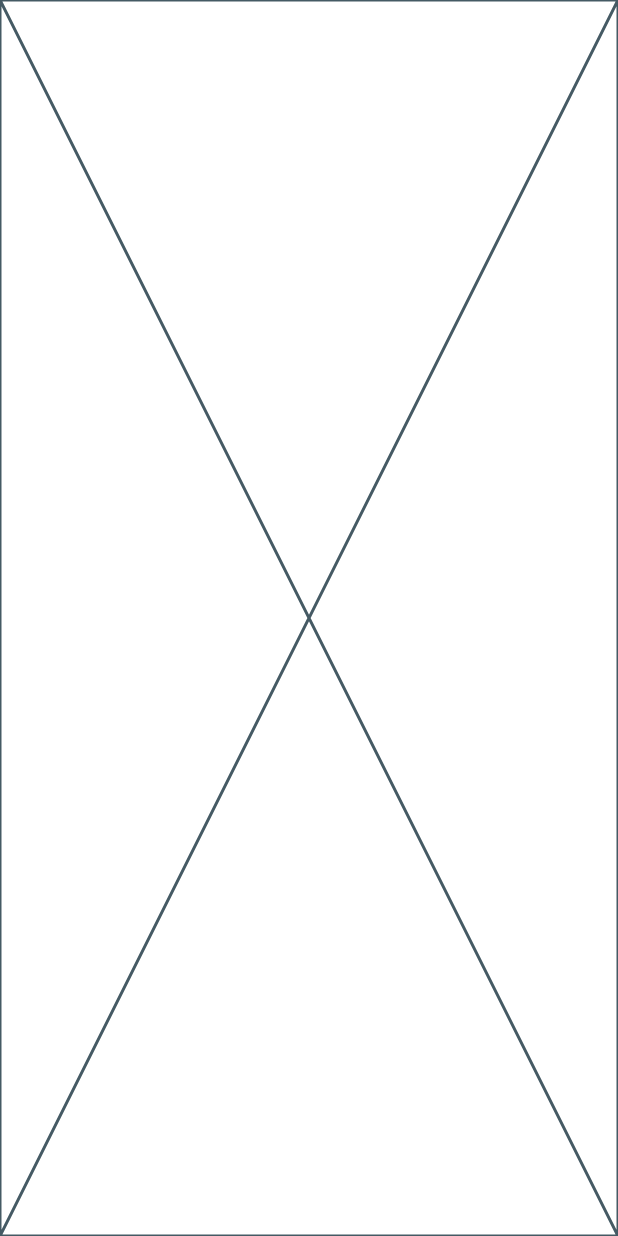
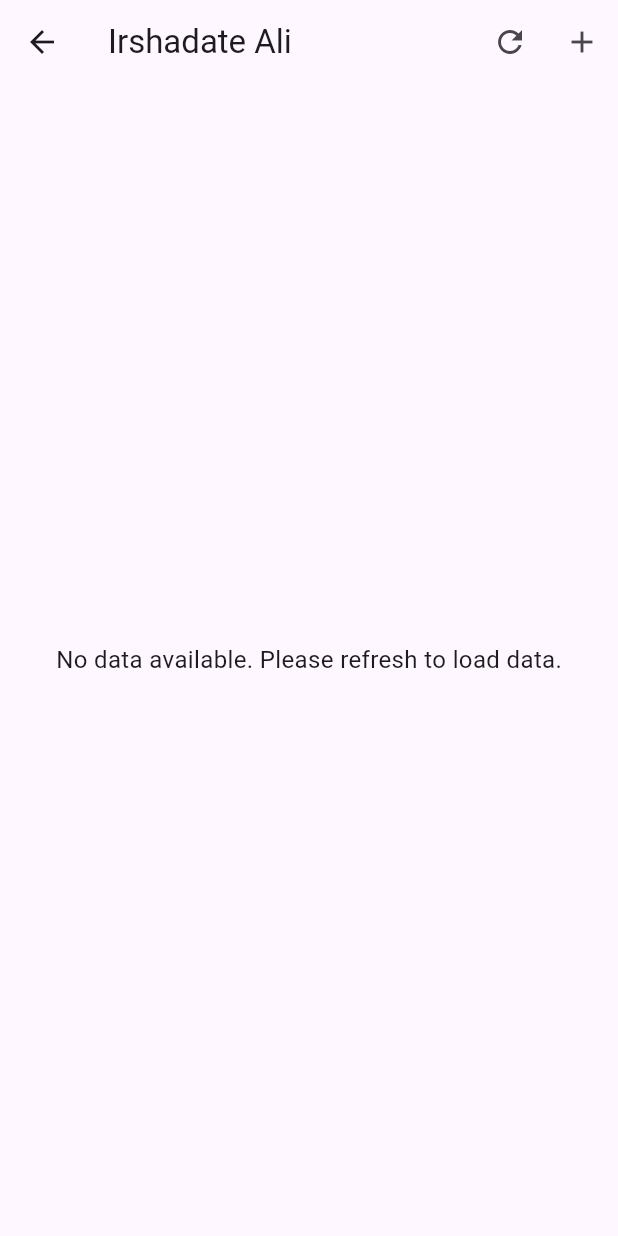
Before and after one commit to shossain786/ilm_ki_khajana, a Flutter app: the screen it shows after launch, after a tap on "DBS", on a phone screen of 412 x 824 dp. Run offline on Flutter 3.47's test engine with Material 3 defaults, Android fonts, the phone set to English and light mode, and no system bars; our stand-ins replace auto_animated, bloc, equatable, flutter_bloc, sqflite; missing offline and left inert: flutter_islamic_icons; accounts and stored records are empty.

Commit message:
new update

```diff
--- a/analysis_options.yaml
+++ b/analysis_options.yaml
@@ -1 +1,4 @@
 include: package:flutter_lints/flutter.yaml
+analyzer:
+  errors:
+    override_on_non_overriding_member: ignore
--- a/lib/main.dart
+++ b/lib/main.dart
@@ -1,18 +1,36 @@
 import 'package:flutter/material.dart';
+import 'package:flutter_bloc/flutter_bloc.dart';
 import 'package:ilm_ki_khajana/modules/home/home.dart';
+import 'package:ilm_ki_khajana/modules/irshadaat/bloc/irshadate_bloc.dart';
+import 'package:ilm_ki_khajana/modules/irshadaat/bloc/irshadate_event.dart';
+import 'package:ilm_ki_khajana/modules/irshadaat/services/database_helper.dart';
+import 'package:ilm_ki_khajana/modules/irshadaat/services/network_service.dart';
 
 void main() {
-  runApp(const MainApp());
+  runApp(MyApp());
 }
 
-class MainApp extends StatelessWidget {
-  const MainApp({super.key});
+class MyApp extends StatelessWidget {
+  final IrshadateDbHelper dbHelper = IrshadateDbHelper();
+  final NetworkService networkService = NetworkService();
+
+  MyApp({super.key});
 
   @override
   Widget build(BuildContext context) {
-    return const MaterialApp(
-      debugShowCheckedModeBanner: false,
-      home: HomeScreen(),
+    return MultiBlocProvider(
+      providers: [
+        BlocProvider<IrshadateBloc>(
+          create: (context) => IrshadateBloc(
+            dbHelper: dbHelper,
+            networkService: networkService,
+          )..add(FetchIrshadate()),
+        ),
+      ],
+      child: const MaterialApp(
+        debugShowCheckedModeBanner: false,
+        home: HomeScreen(),
+      ),
     );
   }
 }
--- a/lib/modules/home/home.dart
+++ b/lib/modules/home/home.dart
@@ -3,7 +3,7 @@ import 'package:auto_animated/auto_animated.dart';
 import 'package:flutter/material.dart';
 import 'package:flutter_islamic_icons/flutter_islamic_icons.dart';
 import 'package:ilm_ki_khajana/error_screen.dart';
-import 'package:ilm_ki_khajana/modules/irshadaat/maula_ali.dart';
+import 'package:ilm_ki_khajana/modules/irshadaat/screens/irshadat_e_maula_ali.dart';
 
 class HomeScreen extends StatelessWidget {
   const HomeScreen({super.key});
@@ -13,7 +13,7 @@ class HomeScreen extends StatelessWidget {
     final items = [
       {
         'icon': Icons.video_library_sharp,
-        'label': 'Tafseer',
+        'label': 'Irshadat',
         'route': '/tafseer'
       },
       {
@@ -54,14 +54,17 @@ class HomeScreen extends StatelessWidget {
     return Scaffold(
       appBar: AppBar(
         title: const Text('Dashbord'),
+        actions: [
+          IconButton(onPressed: () {}, icon: const Icon(Icons.mode_night))
+        ],
       ),
       body: Padding(
         padding: const EdgeInsets.all(16.0),
         child: LiveGrid.options(
           options: const LiveOptions(
-            delay: Duration(milliseconds: 150),
-            showItemInterval: Duration(milliseconds: 150),
-            showItemDuration: Duration(milliseconds: 150),
+            delay: Duration(milliseconds: 100),
+            showItemInterval: Duration(milliseconds: 100),
+            showItemDuration: Duration(milliseconds: 250),
             visibleFraction: 0.05,
             reAnimateOnVisibility: true,
           ),
@@ -77,7 +80,7 @@ class HomeScreen extends StatelessWidget {
               opacity: animation,
               child: SlideTransition(
                 position: Tween<Offset>(
-                  begin: const Offset(0, -0.1),
+                  begin: const Offset(0, -0.3),
                   end: Offset.zero,
                 ).animate(animation),
                 child: _buildGridItem(context, item['icon'] as IconData,
@@ -97,35 +100,35 @@ class HomeScreen extends StatelessWidget {
         switch (route) {
           case '/naat':
             Navigator.push(context,
-                MaterialPageRoute(builder: (context) => const MaulaAli()));
+                MaterialPageRoute(builder: (context) => const IrshadateAliPage()));
             break;
           case '/tafseer':
             Navigator.push(context,
-                MaterialPageRoute(builder: (context) => const MaulaAli()));
+                MaterialPageRoute(builder: (context) => const IrshadateAliPage()));
             break;
           case '/dbs':
             Navigator.push(context,
-                MaterialPageRoute(builder: (context) => const MaulaAli()));
+                MaterialPageRoute(builder: (context) => const IrshadateAliPage()));
             break;
           case '/tasbih':
             Navigator.push(context,
-                MaterialPageRoute(builder: (context) => const MaulaAli()));
+                MaterialPageRoute(builder: (context) => const IrshadateAliPage()));
             break;
           case '/library':
             Navigator.push(
               context,
-              MaterialPageRoute(builder: (context) => const MaulaAli()),
+              MaterialPageRoute(builder: (context) => const IrshadateAliPage()),
             );
             break;
           case '/task':
             Navigator.push(
               context,
-              MaterialPageRoute(builder: (context) => const MaulaAli()),
+              MaterialPageRoute(builder: (context) => const IrshadateAliPage()),
             );
           case '/activity':
             Navigator.push(
               context,
-              MaterialPageRoute(builder: (context) => const MaulaAli()),
+              MaterialPageRoute(builder: (context) => const IrshadateAliPage()),
             );
             break;
           default:
@@ -138,7 +141,7 @@ class HomeScreen extends StatelessWidget {
         children: <Widget>[
           CircleAvatar(
             radius: 30.0,
-            backgroundColor: Colors.black,
+            backgroundColor: const Color.fromARGB(255, 7, 55, 95),
             child: Icon(
               icon,
               size: 30.0,
--- /dev/null
+++ b/lib/modules/irshadaat/bloc/irshadate_bloc.dart
@@ -0,0 +1,66 @@
+import 'package:bloc/bloc.dart';
+import 'package:ilm_ki_khajana/modules/irshadaat/services/database_helper.dart';
+import 'package:ilm_ki_khajana/modules/irshadaat/services/network_service.dart';
+
+import 'irshadate_event.dart';
+import 'irshadate_state.dart';
+
+class IrshadateBloc extends Bloc<IrshadateEvent, IrshadateState> {
+  final IrshadateDbHelper dbHelper;
+  final NetworkService networkService;
+
+  IrshadateBloc({
+    required this.dbHelper,
+    required this.networkService,
+  }) : super(IrshadateInitial()) {
+    // Register event handlers
+    on<FetchIrshadate>(_onFetchIrshadate);
+    on<AddIrshadateEvent>(_onAddIrshadateEvent);
+    on<SyncIrshadate>(_onSyncIrshadate);
+  }
+
+  // Handler for FetchIrshadate event
+  Future<void> _onFetchIrshadate(
+      FetchIrshadate event, Emitter<IrshadateState> emit) async {
+    emit(IrshadateLoading());
+    try {
+      final data = await dbHelper.getAllData(); // Fetch data from DB
+      emit(IrshadateLoaded(data)); // Pass the data to the Loaded state
+    } catch (e) {
+      emit(IrshadateError('Failed to fetch data: ${e.toString()}'));
+    }
+  }
+
+  // Handler for AddIrshadateEvent
+  Future<void> _onAddIrshadateEvent(
+      AddIrshadateEvent event, Emitter<IrshadateState> emit) async {
+    emit(IrshadateLoading());
+    try {
+      // Insert the data into the DB
+      await dbHelper.insertData(
+        content: event.content,
+        category: event.category,
+        date: event.date,
+      );
+      // After insertion, fetch the updated data
+      final updatedData = await dbHelper.getAllData();
+      emit(IrshadateLoaded(updatedData)); // Yield the updated data
+    } catch (e) {
+      emit(IrshadateError('Failed to add data: ${e.toString()}'));
+    }
+  }
+
+  // Handler for SyncIrshadate event
+  Future<void> _onSyncIrshadate(
+      SyncIrshadate event, Emitter<IrshadateState> emit) async {
+    emit(IrshadateLoading());
+    try {
+      // Handle sync logic here (e.g., API call or database sync)
+      // Example:
+      // final syncData = await networkService.fetchData();
+      emit(const IrshadateLoaded([])); // Emit the synced data
+    } catch (e) {
+      emit(IrshadateError('Failed to sync data: ${e.toString()}'));
+    }
+  }
+}
--- /dev/null
+++ b/lib/modules/irshadaat/bloc/irshadate_event.dart
@@ -0,0 +1,27 @@
+import 'package:equatable/equatable.dart';
+
+abstract class IrshadateEvent extends Equatable {
+  const IrshadateEvent();
+
+  @override
+  List<Object> get props => [];
+}
+
+class SyncIrshadate extends IrshadateEvent {}
+
+class AddIrshadateEvent extends IrshadateEvent {
+  final String content;
+  final String category;
+  final String date;
+
+  const AddIrshadateEvent({
+    required this.content,
+    required this.category,
+    required this.date,
+  });
+
+  @override
+  List<Object> get props => [content, category, date];
+}
+
+class FetchIrshadate extends IrshadateEvent {}  // Added the FetchIrshadate event
--- /dev/null
+++ b/lib/modules/irshadaat/bloc/irshadate_state.dart
@@ -0,0 +1,41 @@
+import 'package:equatable/equatable.dart';
+
+abstract class IrshadateState extends Equatable {
+  const IrshadateState();
+
+  @override
+  List<Object> get props => [];
+}
+
+class IrshadateInitial extends IrshadateState {}
+
+class IrshadateLoading extends IrshadateState {}
+
+class IrshadateLoaded extends IrshadateState {
+  final List<Map<String, dynamic>> irshadate;
+
+  const IrshadateLoaded(this.irshadate);
+
+  @override
+  List<Object> get props => [irshadate];
+}
+
+class IrshadateError extends IrshadateState {
+  final String message;
+
+  const IrshadateError(this.message);
+
+  @override
+  List<Object> get props => [message];
+}
+
+class AddIrshadateState extends IrshadateState { // Renamed to AddIrshadateState
+  final String content;
+  final String category;
+  final String date;
+
+  const AddIrshadateState({required this.content, required this.category, required this.date});
+
+  @override
+  List<Object> get props => [content, category, date];
+}
--- a/lib/modules/irshadaat/maula_ali.dart
+++ /dev/null
@@ -1,10 +0,0 @@
-import 'package:flutter/material.dart';
-
-class MaulaAli extends StatelessWidget {
-  const MaulaAli({super.key});
-
-  @override
-  Widget build(BuildContext context) {
-    return const Placeholder();
-  }
-}
--- /dev/null
+++ b/lib/modules/irshadaat/screens/irshadat_e_maula_ali.dart
@@ -0,0 +1,76 @@
+import 'package:flutter/material.dart';
+import 'package:flutter_bloc/flutter_bloc.dart';
+import 'package:ilm_ki_khajana/modules/irshadaat/bloc/irshadate_bloc.dart';
+import 'package:ilm_ki_khajana/modules/irshadaat/bloc/irshadate_event.dart';
+import 'package:ilm_ki_khajana/modules/irshadaat/bloc/irshadate_state.dart';
+import 'package:ilm_ki_khajana/modules/irshadaat/screens/add_irshadate_page.dart';
+
+class IrshadateAliPage extends StatelessWidget {
+  const IrshadateAliPage({super.key});
+
+  @override
+  Widget build(BuildContext context) {
+    return Scaffold(
+      appBar: AppBar(
+        title: const Text("Irshadate Ali"),
+        actions: [
+          IconButton(
+            icon: const Icon(Icons.refresh),
+            onPressed: () {
+              // Trigger the sync event to refresh data
+              context.read<IrshadateBloc>().add(SyncIrshadate());
+            },
+          ),
+          IconButton(
+            onPressed: () {
+              // Navigate to the Add Irshadate Page
+              Navigator.push(
+                context,
+                MaterialPageRoute(
+                  builder: (context) => const AddIrshadatePage(),
+                ),
+              );
+            },
+            icon: const Icon(Icons.add),
+          ),
+        ],
+      ),
+      body: BlocBuilder<IrshadateBloc, IrshadateState>(
+        builder: (context, state) {
+          if (state is IrshadateLoading) {
+            return const Center(child: CircularProgressIndicator());
+          } else if (state is IrshadateLoaded) {
+            if (state.irshadate.isEmpty) {
+              return const Center(
+                child: Text(
+                  "No data available. Please refresh to load data.",
+                  style: TextStyle(fontSize: 16),
+                ),
+              );
+            }
+            return ListView.builder(
+              itemCount: state.irshadate.length,
+              itemBuilder: (context, index) {
+                final item = state.irshadate[index];
+                return ListTile(
+                  title: Text(item['content'] ?? "No Content"),
+                  subtitle: Text(
+                    "${item['category'] ?? "Unknown Category"} - ${item['date'] ?? "Unknown Date"}",
+                  ),
+                );
+              },
+            );
+          } else if (state is IrshadateError) {
+            return Center(
+              child: Text(
+                state.message,
+                style: const TextStyle(color: Colors.red),
+              ),
+            );
+          }
+          return const Center(child: Text("No data available"));
+        },
+      ),
+    );
+  }
+}
--- /dev/null
+++ b/lib/modules/irshadaat/services/network_service.dart
@@ -0,0 +1,23 @@
+import 'package:http/http.dart' as http;
+import 'dart:convert'; // For converting the JSON response to Dart objects
+
+class NetworkService {
+  final String baseUrl = 'https://dev.itinstruct.com/fetch_irshadate.php'; // Your API endpoint
+
+  Future<List<Map<String, dynamic>>> fetchData() async {
+    try {
+      final response = await http.get(Uri.parse('$baseUrl/your-endpoint'));
+
+      if (response.statusCode == 200) {
+        // Parse the JSON data from the response
+        List<dynamic> jsonData = json.decode(response.body);
+        // Convert to a list of maps
+        return jsonData.map((item) => item as Map<String, dynamic>).toList();
+      } else {
+        throw Exception('Failed to load data');
+      }
+    } catch (e) {
+      throw Exception('Failed to fetch data: $e');
+    }
+  }
+}
```
Also changed, not shown: lib/modules/irshadaat/screens/add_irshadate_page.dart (added, +125 -0 lines), lib/modules/irshadaat/services/database_helper.dart (added, +130 -0 lines), pubspec.yaml (+7 -0 lines), pubspec.lock, 2 other files.
